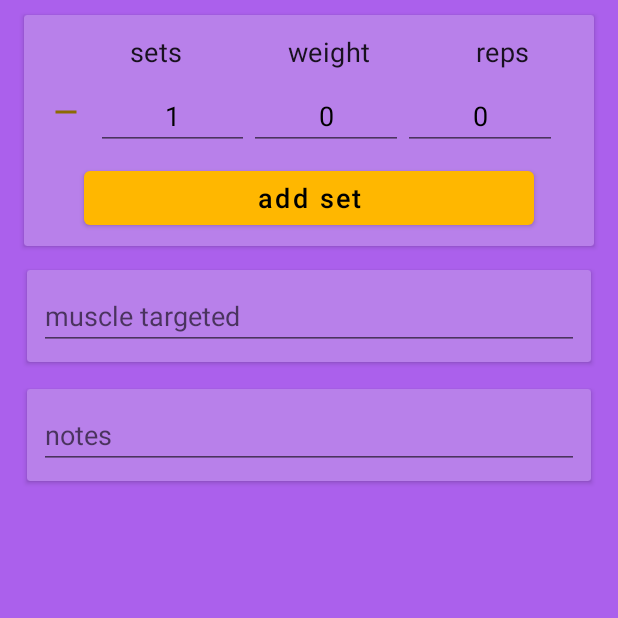
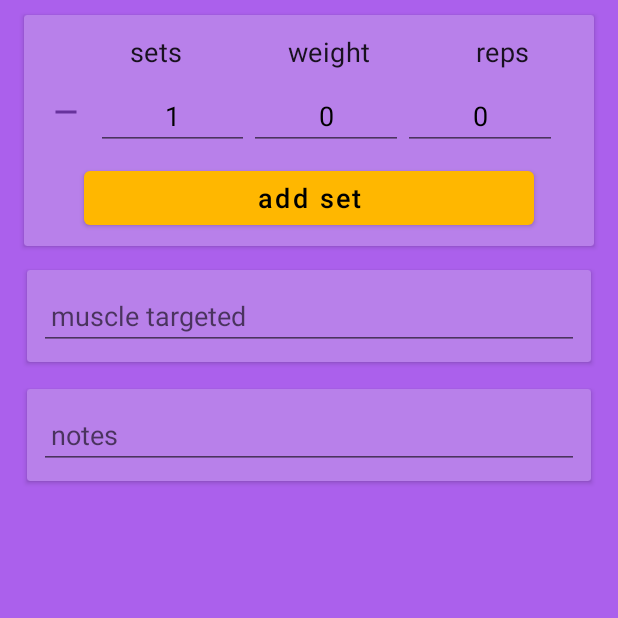
Before and after one commit to edcres/gym-routine, an Android app: the screen it shows after launch (MainActivity), after a tap on an icon or button, on a phone screen of 412 x 824 dp, the part 189-807 px from its top. Run offline under Robolectric (Android 15) with nearby library versions, the light colour scheme and no system bars; our stand-ins replace Room's generated code, data binding.

Commit message:
Added padding ot the notes ETs and changed the color of the remove set img.

```diff
--- a/app/src/main/res/drawable/ic_remove_24.xml
+++ b/app/src/main/res/drawable/ic_remove_24.xml
@@ -3,7 +3,7 @@
     android:height="24dp"
     android:viewportWidth="24"
     android:viewportHeight="24"
-    android:tint="@color/colorRemoveSet">
+    android:tint="@color/colorPrimaryDark">
   <path
       android:fillColor="@android:color/white"
       android:pathData="M19,13H5v-2h14v2z"/>
--- a/app/src/main/res/layout/fragment_edit_workout.xml
+++ b/app/src/main/res/layout/fragment_edit_workout.xml
@@ -165,6 +165,7 @@
                     <EditText
                         android:id="@+id/muscle_targeted_et"
                         android:layout_margin="8dp"
+                        android:paddingStart="8dp"
                         android:inputType="textMultiLine"
                         android:layout_width="match_parent"
                         android:layout_height="wrap_content"
@@ -181,6 +182,7 @@
                     <EditText
                         android:id="@+id/workout_notes_et"
                         android:layout_margin="8dp"
+                        android:paddingStart="8dp"
                         android:inputType="textMultiLine"
                         android:layout_width="match_parent"
                         android:layout_height="wrap_content"
```
